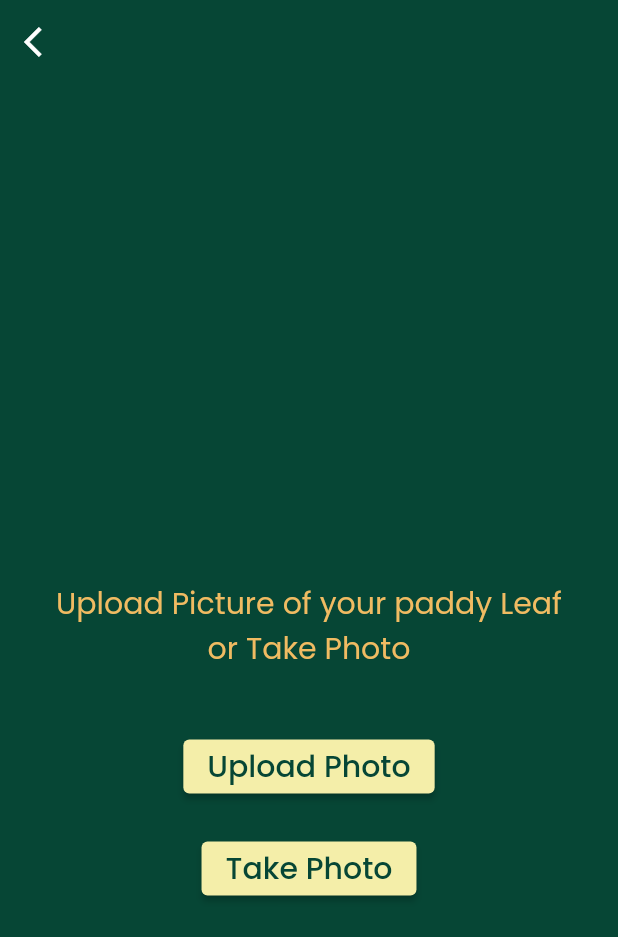
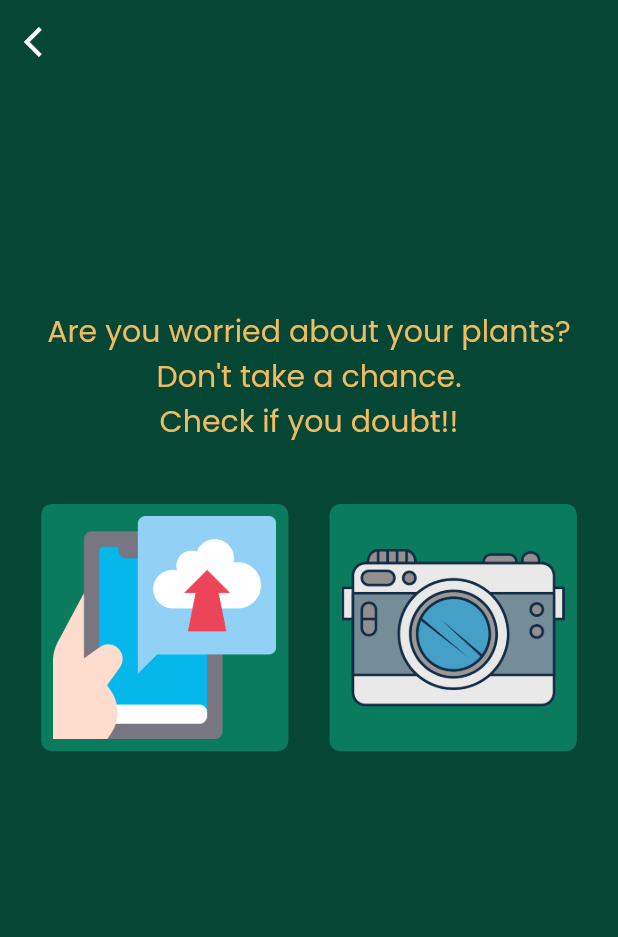
Before and after one commit to sandesh101/PaddEase, a Flutter app: the HomePage screen opened directly, on a phone screen of 412 x 824 dp. Shown: the top 937 px of the screen. Run offline on Flutter 3.47's test engine with Material 2 defaults, Android fonts, the phone set to English and light mode, and no system bars; our stand-ins replace get, google_fonts, image_picker; missing offline and left inert: cross_file_image; network calls fail.

Commit message:
Changed UI of Home Page

```diff
--- a/lib/screens/home_page.dart
+++ b/lib/screens/home_page.dart
@@ -11,6 +11,8 @@ import 'package:paddy_disease/widgets/buttons.dart';
 import 'package:cross_file_image/cross_file_image.dart';
 import 'package:http/http.dart' as http;
 import 'package:path/path.dart';
+
+import 'home_page_changed.dart';
 
 class HomePage extends StatefulWidget {
   const HomePage({super.key});
@@ -32,14 +34,16 @@ class _HomePageState extends State<HomePage> {
           elevation: 0.0,
           automaticallyImplyLeading: false,
           leading: IconButton(
-              onPressed: () {}, icon: const Icon(Icons.arrow_back_ios)),
+              onPressed: () {
+                Get.to(() => const NewHomePage());
+              },
+              icon: const Icon(Icons.arrow_back_ios)),
         ),
         backgroundColor: Constant.primaryColor,
-        body: Center(
-          child: Padding(
+        body: Padding(
           padding: const EdgeInsets.only(top: 150.0),
           child: Column(
-              mainAxisAlignment: MainAxisAlignment.center,
+            // mainAxisAlignment: MainAxisAlignment.center,
             children: [
               Container(
                 child: isPickedImage
@@ -61,12 +65,17 @@ class _HomePageState extends State<HomePage> {
                     : Column(
                         children: [
                           Text(
-                              "Upload Picture of your paddy Leaf",
+                            "Are you worried about your plants?",
                             style: GoogleFonts.poppins(
                                 color: Constant.secondaryColor, fontSize: 20),
                           ),
                           Text(
-                              "or Take Photo",
+                            "Don't take a chance.",
+                            style: GoogleFonts.poppins(
+                                color: Constant.secondaryColor, fontSize: 20),
+                          ),
+                          Text(
+                            "Check if you doubt!!",
                             style: GoogleFonts.poppins(
                                 color: Constant.secondaryColor, fontSize: 20),
                           ),
@@ -76,20 +85,50 @@ class _HomePageState extends State<HomePage> {
               const SizedBox(
                 height: 40,
               ),
-                Buttons(
-                  buttonText: "Upload Photo",
-                  onPressed: pickImage,
+              // Buttons(
+              //   buttonText: "Upload Photo",
+              //   onPressed: pickImage,
+              // ),
+              Row(
+                mainAxisAlignment: MainAxisAlignment.spaceEvenly,
+                children: [
+                  GestureDetector(
+                    onTap: pickImage,
+                    child: Container(
+                      height: Get.height * 0.2,
+                      width: Get.width * 0.4,
+                      decoration: BoxDecoration(
+                        color: Constant.containerColor,
+                        borderRadius: BorderRadius.circular(7),
                       ),
-                const SizedBox(
-                  height: 20,
+                      child: const Padding(
+                        padding: EdgeInsets.all(8.0),
+                        child: Image(
+                          image: AssetImage("assets/images/UploadImage.png"),
                         ),
-                Buttons(
-                  buttonText: "Take Photo",
-                  onPressed: takeImage,
                       ),
-                const SizedBox(
-                  height: 40,
                     ),
+                  ),
+                  GestureDetector(
+                    onTap: uploadImage,
+                    child: Container(
+                      height: Get.height * 0.2,
+                      width: Get.width * 0.4,
+                      decoration: BoxDecoration(
+                        color: Constant.containerColor,
+                        borderRadius: BorderRadius.circular(7),
+                      ),
+                      child: const Padding(
+                        padding: EdgeInsets.all(8.0),
+                        child: Image(
+                          image: AssetImage("assets/images/Camera.png"),
+                        ),
+                      ),
+                    ),
+                  ),
+                ],
+              ),
+
               isPickedImage
                   ? Buttons(
                       buttonText: "Submit Image",
@@ -112,7 +151,6 @@ class _HomePageState extends State<HomePage> {
                       })
                   : Container(),
             ],
-            ),
           ),
         ),
       ),
```
Also changed, not shown: assets/images/Camera.png (added), assets/images/UploadImage.png (added). Lines whose indentation alone changed are shown as unchanged.
